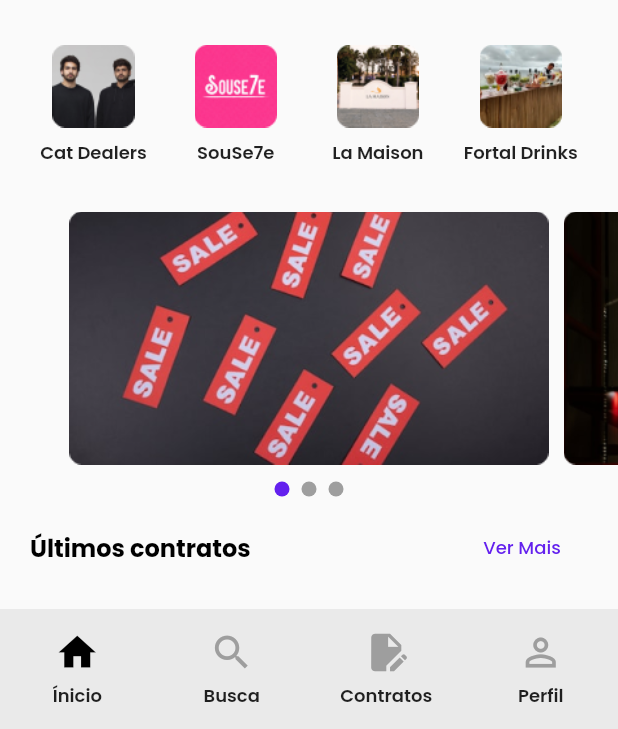
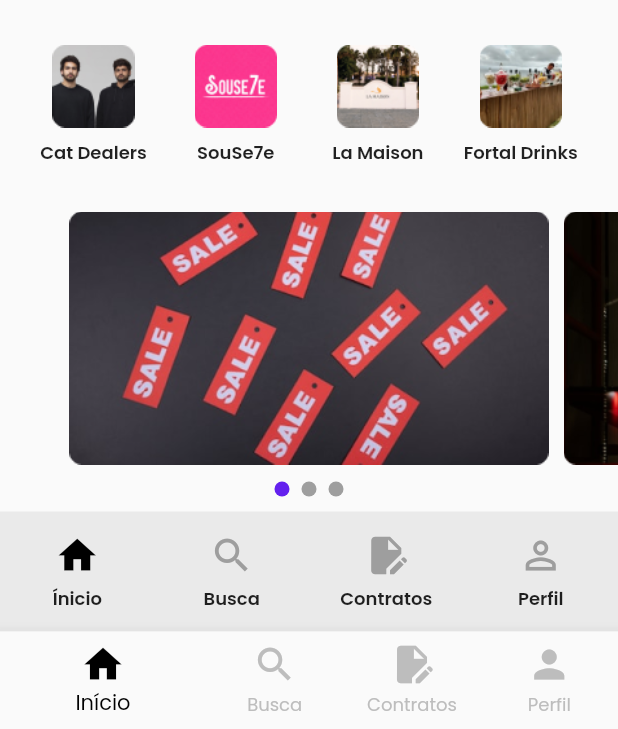
Before and after one commit to pvictorcosmo/Make-My-Party, a Flutter app: the screen it shows after launch, on a phone screen of 412 x 824 dp, the part 507-1236 px from its top. Run offline on Flutter 3.47's test engine with Material 2 defaults, Android fonts, the phone set to English and light mode, and no system bars; drawn by our look-alikes of carousel_slider, smooth_page_indicator; our stand-ins replace firebase_auth, firebase_core, google_fonts; accounts and stored records are empty.

Commit message:
navigator bar adicionado

```diff
--- a/lib/main.dart
+++ b/lib/main.dart
@@ -1,11 +1,8 @@
 import 'package:flutter/material.dart';
 import 'package:flutter/services.dart';
 import 'package:firebase_core/firebase_core.dart';
-
 import 'package:make_my_party/firebase/firebase_options.dart';
-import 'package:make_my_party/screens/home/home.dart';
-import 'package:make_my_party/splash.dart';
-import 'package:make_my_party/screens/profile/profile.dart';
+import 'package:make_my_party/widgets/shared/navigator.dart';
 
 void main() async {
   WidgetsFlutterBinding.ensureInitialized();
@@ -28,7 +25,7 @@ class MyApp extends StatelessWidget {
     return const MaterialApp(
       debugShowCheckedModeBanner: false,
       title: 'Make My Party',
-      home: HomePage(),
+      home: MainNavigator(),
     );
   }
 }
--- /dev/null
+++ b/lib/widgets/shared/navigator.dart
@@ -0,0 +1,72 @@
+import 'package:flutter/material.dart';
+import 'package:google_fonts/google_fonts.dart';
+import 'package:make_my_party/screens/home/home.dart';
+import 'package:make_my_party/screens/profile/profile.dart';
+
+class MainNavigator extends StatefulWidget {
+  const MainNavigator({super.key});
+
+  @override
+  // ignore: library_private_types_in_public_api
+  _MainNavigatorState createState() => _MainNavigatorState();
+}
+
+class _MainNavigatorState extends State<MainNavigator> {
+  PageController _pageController = PageController();
+
+  int paginaAtual = 0;
+  List<Widget> _screen = [
+    HomePage(),
+    ProfilePage(),
+  ];
+
+  void _onPageChanged(int index) {
+    setState(() {
+      paginaAtual = index;
+    });
+  }
+
+  void _onItemTapped(int selectedIndex) {
+    _pageController.jumpToPage(selectedIndex);
+  }
+
+  @override
+  Widget build(BuildContext context) {
+    return Scaffold(
+      body: PageView(
+        controller: _pageController,
+        onPageChanged: _onPageChanged,
+        physics: const NeverScrollableScrollPhysics(),
+        children: _screen,
+      ),
+      bottomNavigationBar: BottomNavigationBar(
+        unselectedItemColor: Colors.grey[400],
+        selectedItemColor: Colors.black,
+        showUnselectedLabels: true,
+        selectedLabelStyle: GoogleFonts.poppins(),
+        unselectedLabelStyle: GoogleFonts.poppins(),
+        iconSize: 30.0,
+        items: const [
+          BottomNavigationBarItem(
+            icon: Icon(Icons.home),
+            label: "Início",
+          ),
+          BottomNavigationBarItem(
+            icon: Icon(Icons.search),
+            label: "Busca",
+          ),
+          BottomNavigationBarItem(
+            icon: Icon(Icons.edit_document),
+            label: "Contratos",
+          ),
+          BottomNavigationBarItem(
+            icon: Icon(Icons.person),
+            label: "Perfil",
+          ),
+        ],
+        onTap: _onItemTapped,
+        currentIndex: paginaAtual,
+      ),
+    );
+  }
+}
```
